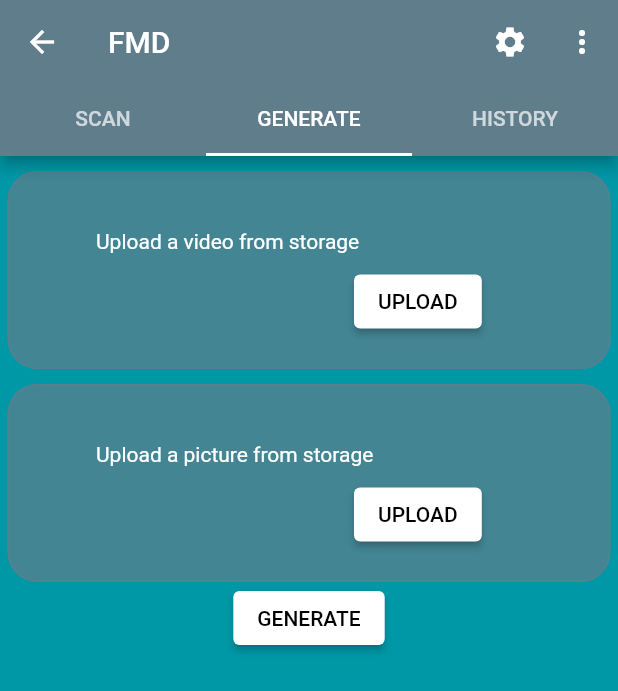
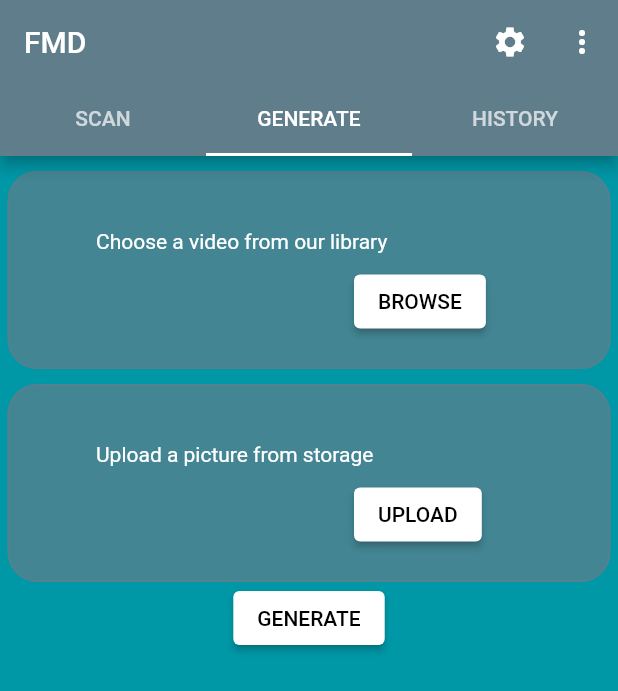
Before and after one commit to ahmed8badr/FakeMediaDetection, a Flutter app: the HomeScreen screen opened directly, tab 2 chosen, after a tap on "UPLOAD", on a phone screen of 412 x 824 dp. Shown: the top 691 px of the screen. Run offline on Flutter 3.47's test engine with Material 2 defaults, Android fonts, the phone set to English and light mode, and no system bars; our stand-ins replace firebase_core, font_awesome_flutter, image_picker, syncfusion_flutter_charts, url_launcher_web, video_player; accounts and stored records are empty.

Commit message:
gina synced

```diff
--- a/lib/screens/home_screen.dart
+++ b/lib/screens/home_screen.dart
@@ -52,11 +52,12 @@ _pickVideo() async {
     return DefaultTabController(
 
     length: 3,
-    child: Scaffold(
+        child: Scaffold(
         resizeToAvoidBottomInset : false,
         backgroundColor: Colors.cyan[700],
       appBar: AppBar(
         backgroundColor: Colors.blueGrey,
+        automaticallyImplyLeading: false,
         title: Text('FMD'),
         actions: [
           IconButton(onPressed: () { Navigator.push(context,MaterialPageRoute(builder: (context) => const SettingsScreen()),
@@ -243,24 +244,24 @@ _pickVideo() async {
 
                         Padding(
                           padding: const EdgeInsets.all(8.0),
-                          child: Text('Upload a video from storage',
+                          child: Text('Choose a video from our library',
                             textAlign: TextAlign.left,
                             style: TextStyle(
                               color: Colors.white,
                             ),
                           ),
                         ),
-                        if(_video != null)
-                          _videoPlayerController.value.isInitialized ? AspectRatio(aspectRatio: _videoPlayerController.value.aspectRatio,
-                            child: VideoPlayer(_videoPlayerController),): Container()
-                        else
+                        // if(_video != null)
+                        //   _videoPlayerController.value.isInitialized ? AspectRatio(aspectRatio: _videoPlayerController.value.aspectRatio,
+                        //     child: VideoPlayer(_videoPlayerController),): Container()
+                        // else
 
                           Row(
                               children: [
                                 Padding(
                                   padding: const EdgeInsets.fromLTRB(180,0,10,0),
                                   child: ElevatedButton (
-                                    child: Text("UPLOAD"),
+                                    child: Text("BROWSE"),
 
                                     style: ElevatedButton.styleFrom(
                                       primary: Colors.white,
@@ -268,7 +269,6 @@ _pickVideo() async {
                                     ),
 
                                     onPressed: () {
-                                      _pickVideo();
                                     },
                                   ),
                                 ),
@@ -311,8 +311,7 @@ _pickVideo() async {
 
                             Row(
                                 children: [
-                                  Padding(
-                                    padding: const EdgeInsets.fromLTRB(180,0,10,0),
+                                  Padding(padding: const EdgeInsets.fromLTRB(180,0,10,0),
                                     child: ElevatedButton (
                                       child: Text("UPLOAD"),
 
@@ -335,7 +334,6 @@ _pickVideo() async {
                 ),
                 ElevatedButton (
                   child: Text("GENERATE"),
-
                   style: ElevatedButton.styleFrom(
                     primary: Colors.white,
                     onPrimary: Colors.black,
--- a/lib/screens/profile_screen.dart
+++ b/lib/screens/profile_screen.dart
@@ -11,6 +11,9 @@ class ProfileScreen extends StatelessWidget {
   Widget build(BuildContext context) {
     return Scaffold(
       backgroundColor: Colors.cyan[700],
+      appBar: AppBar(
+        backgroundColor: Colors.blueGrey,
+        title: Text('Profile'),),
       body: SafeArea(
 
         child: Column(
```
Also changed, not shown: lib/authentication.dart (added, +16 -0 lines), lib/main.dart (+8 -0 lines), 2 other files.
